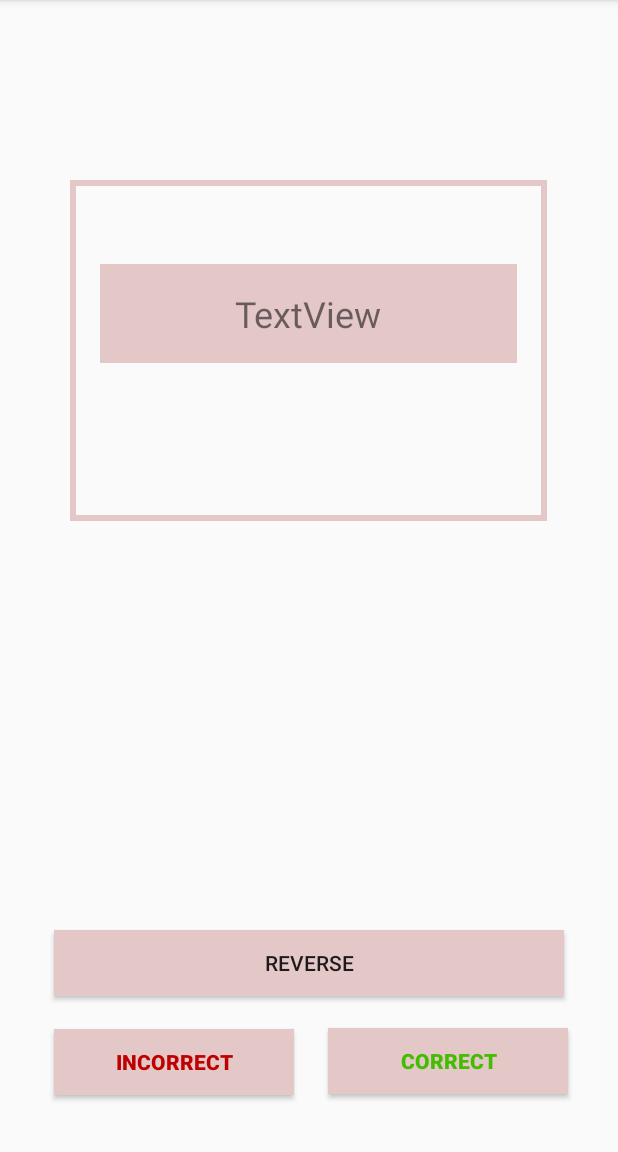
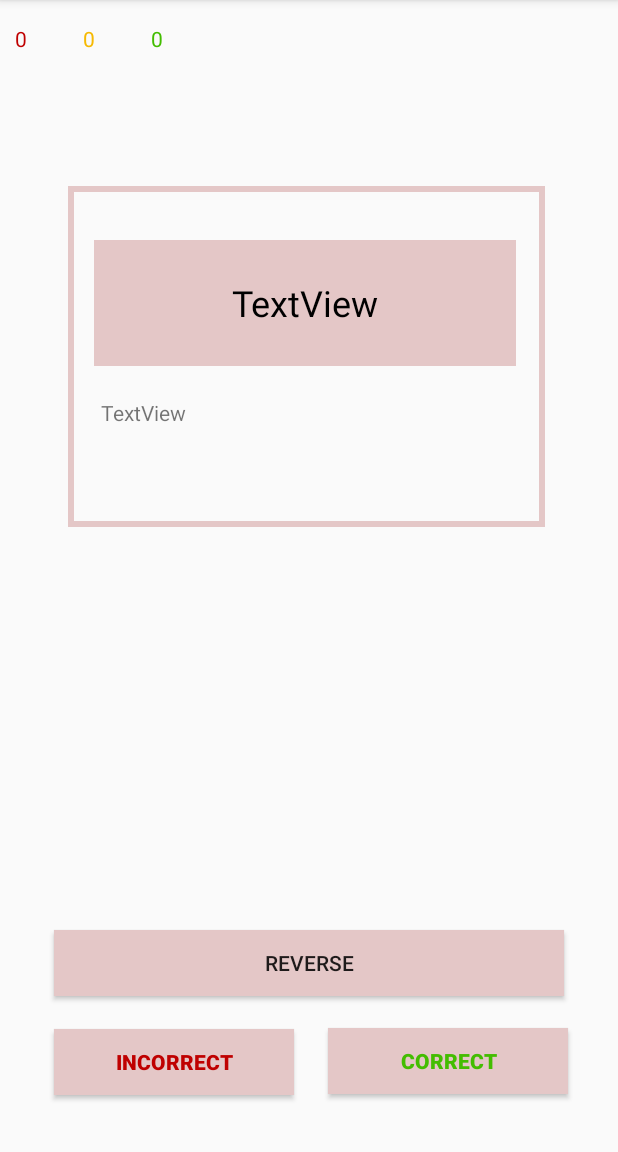
Before and after one commit to k-teo/octolearn, an Android app: the DisplayFlashcardActivity screen opened directly, with no data from a screen before it, on a phone screen of 412 x 824 dp, the part 84-1236 px from its top. Run offline under Robolectric (Android 15) with nearby library versions, the phone set to English and light mode, and no system bars; 5 statements that could not run were skipped.

Commit message:
test + counter in flashcards

```diff
--- a/app/src/main/java/com/octolearn/DisplayFlashcardActivity.java
+++ b/app/src/main/java/com/octolearn/DisplayFlashcardActivity.java
@@ -14,9 +14,19 @@ public class DisplayFlashcardActivity extends AppCompatActivity implements View.
 
     private ArrayList<Flashcard> flashcards;
     private Flashcard currentFlashcard;
-    private TextView word;
+
     private boolean isTranslation;
 
+    private TextView word;
+    private TextView sample;
+
+    private TextView redNum;
+    private TextView yellowNum;
+    private TextView greenNum;
+
+    private int redCounter;
+    private int yellowCounter;
+    private int greenCounter;
 
     @Override
     protected void onCreate(Bundle savedInstanceState) {
@@ -30,6 +40,15 @@ public class DisplayFlashcardActivity extends AppCompatActivity implements View.
         }
 
         word = (TextView) findViewById(R.id.word);
+        sample = (TextView) findViewById(R.id.sentence);
+
+        redNum = (TextView) findViewById(R.id.red_num);
+        yellowNum = (TextView) findViewById(R.id.yellow_num);
+        greenNum = (TextView) findViewById(R.id.green_num);
+
+        redCounter = 0;
+        yellowCounter = flashcards.size();
+        greenCounter = 0;
 
         nextFlashcard();
         isTranslation = false;
@@ -59,10 +78,18 @@ public class DisplayFlashcardActivity extends AppCompatActivity implements View.
                     startActivity(new Intent(DisplayFlashcardActivity.this, NoFlashcardsLeftActivity.class));
                 }
                 else{
-                   nextFlashcard();
+                    if(yellowCounter>0) { yellowCounter--; }
+                    else{ redCounter--; }
+                    greenCounter++;
+                    nextFlashcard();
                 }
                 break;
             case R.id.incorrect:
+                if(yellowCounter>0){
+                    redCounter++;
+                    yellowCounter--;
+                }
+
                 flashcards.add(currentFlashcard);
                 nextFlashcard();
                 break;
@@ -72,6 +99,12 @@ public class DisplayFlashcardActivity extends AppCompatActivity implements View.
     public void nextFlashcard(){
         currentFlashcard = flashcards.get(0);
         flashcards.remove(0);
+
         word.setText(currentFlashcard.getWord());
+        sample.setText(currentFlashcard.getTranslation());
+
+        redNum.setText(String.valueOf(redCounter));
+        yellowNum.setText(String.valueOf(yellowCounter));
+        greenNum.setText(String.valueOf(greenCounter));
     }
 }
--- a/app/src/main/java/com/octolearn/EditFlashcardActivity.java
+++ b/app/src/main/java/com/octolearn/EditFlashcardActivity.java
@@ -59,7 +59,7 @@ public class EditFlashcardActivity extends AppCompatActivity {
             public void onClick(View v) {
                 if (dataBase.deleteFlashcard(word, translation))
                 {
-                    Toast.makeText(EditFlashcardActivity.this, word + translation, Toast.LENGTH_SHORT).show();
+                    Toast.makeText(EditFlashcardActivity.this, "Flashcard deleted", Toast.LENGTH_SHORT).show();
                     startActivity(new Intent(EditFlashcardActivity.this, ListOfWordsActivity.class));
                 }
             }
--- a/app/src/main/res/layout/activity_display_flashcard.xml
+++ b/app/src/main/res/layout/activity_display_flashcard.xml
@@ -53,25 +53,77 @@
         android:id="@+id/textView6"
         android:layout_width="318dp"
         android:layout_height="227dp"
-        android:layout_marginTop="120dp"
+        android:layout_marginTop="124dp"
         android:background="@drawable/box"
         android:text=""
         app:layout_constraintEnd_toEndOf="parent"
-        app:layout_constraintHorizontal_bias="0.494"
+        app:layout_constraintHorizontal_bias="0.483"
         app:layout_constraintStart_toStartOf="parent"
         app:layout_constraintTop_toTopOf="parent" />
 
     <TextView
         android:id="@+id/word"
-        android:layout_width="278dp"
-        android:layout_height="66dp"
-        android:layout_marginTop="56dp"
+        android:layout_width="281dp"
+        android:layout_height="84dp"
+        android:layout_marginTop="36dp"
         android:background="@drawable/flashcard"
         android:gravity="center"
         android:text="TextView"
+        android:textColor="#000000"
         android:textSize="24sp"
         app:layout_constraintEnd_toEndOf="@+id/textView6"
-        app:layout_constraintHorizontal_bias="0.508"
+        app:layout_constraintHorizontal_bias="0.472"
         app:layout_constraintStart_toStartOf="@+id/textView6"
         app:layout_constraintTop_toTopOf="@+id/textView6" />
+
+    <TextView
+        android:id="@+id/red_num"
+        android:layout_width="35dp"
+        android:layout_height="21dp"
+        android:layout_marginStart="10dp"
+        android:layout_marginLeft="16dp"
+        android:layout_marginTop="16dp"
+        android:text="TextView"
+        android:textColor="#BF0000"
+        app:layout_constraintStart_toStartOf="parent"
+        app:layout_constraintTop_toTopOf="parent" />
+
+    <TextView
+        android:id="@+id/yellow_num"
+        android:layout_width="35dp"
+        android:layout_height="21dp"
+        android:layout_marginStart="10dp"
+        android:layout_marginLeft="10dp"
+        android:layout_marginTop="16dp"
+        android:text="TextView"
+        android:textColor="#F6B902"
+        app:layout_constraintStart_toEndOf="@+id/red_num"
+        app:layout_constraintTop_toTopOf="parent" />
+
+    <TextView
+        android:id="@+id/green_num"
+        android:layout_width="35dp"
+        android:layout_height="21dp"
+        android:layout_marginStart="10dp"
+        android:layout_marginLeft="10dp"
+        android:layout_marginTop="16dp"
+        android:text="TextView"
+        android:textColor="#43BD01"
+        app:layout_constraintStart_toEndOf="@+id/yellow_num"
+        app:layout_constraintTop_toTopOf="parent" />
+
+    <TextView
+        android:id="@+id/sentence"
+        android:layout_width="275dp"
+        android:layout_height="65dp"
+        android:layout_marginStart="22dp"
+        android:layout_marginLeft="22dp"
+        android:layout_marginEnd="21dp"
+        android:layout_marginRight="21dp"
+        android:text="TextView"
+        app:layout_constraintBottom_toBottomOf="@+id/textView6"
+        app:layout_constraintEnd_toEndOf="@+id/textView6"
+        app:layout_constraintHorizontal_bias="0.0"
+        app:layout_constraintStart_toStartOf="@+id/textView6"
+        app:layout_constraintTop_toBottomOf="@+id/word" />
 </androidx.constraintlayout.widget.ConstraintLayout>
```
Also changed, not shown: app/src/main/AndroidManifest.xml (+8 -6 lines), app/src/main/java/com/octolearn/TestKnowledgeActivity.java (added, +70 -0 lines), app/src/main/java/com/octolearn/WayOfLearningActivity.java (+14 -5 lines), app/src/main/res/layout/activity_test_knowledge.xml (added, +56 -0 lines).
